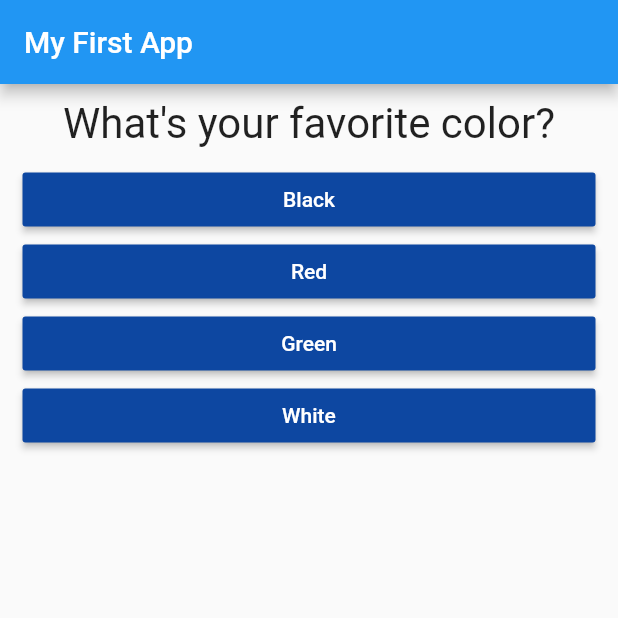
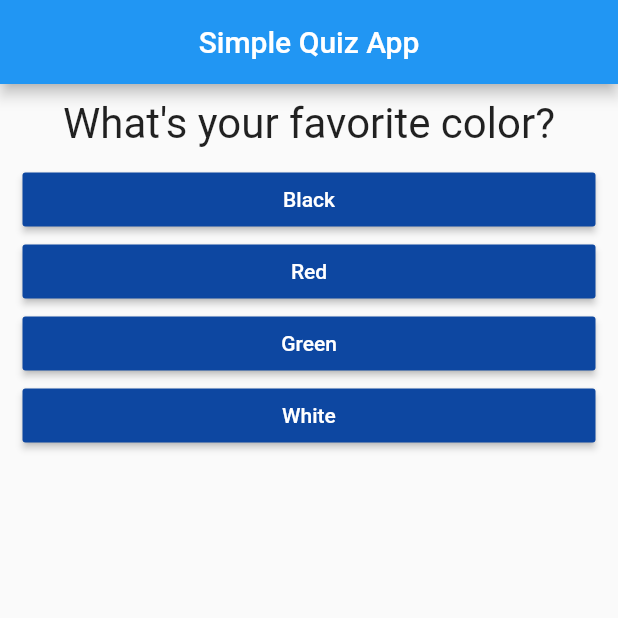
Before and after one commit to bolagadalla/Simple_Quiz_App, a Flutter app: the screen it shows after launch, on a phone screen of 412 x 824 dp, the top half of it. Run offline on Flutter 3.47's test engine with Material 2 defaults, Android fonts, the phone set to English and light mode, and no system bars.

Commit message:
Completed the project

```diff
--- a/lib/main.dart
+++ b/lib/main.dart
@@ -1,7 +1,7 @@
+import 'package:Simple_Quiz_App/result.dart';
 import 'package:flutter/material.dart';
 
-import './answer.dart';
-import './question.dart';
+import './quiz.dart';
 
 // void main()
 // {
@@ -20,49 +20,71 @@ class MyApp extends StatefulWidget {
 class _MyAppState extends State<MyApp> {
   // Variables
   int _questionIndex = 0;
+  int _scoreTotal = 0;
   // Functions
-  void _answerQuestion() {
+  void _answerQuestion(int score) {
+    _scoreTotal += score;
     setState(() {
       _questionIndex++;
     });
     print("Answer chosen!");
   }
 
+  void _restartQuiz() {
+    setState(() {
+      _scoreTotal = 0;
+      _questionIndex = 0;
+    });
+  }
+
   // Override built Method
   @override
   Widget build(BuildContext context) {
     // Questions and answers
-    var questions = [
+    var _questions = [
       {
         "questionText": "What\'s your favorite color?",
-        "answers": ["Black", "Red", "Green", "White"]
+        "answers": [
+          {"text": "Black", "score": 10},
+          {"text": "Red", "score": 5},
+          {"text": "Green", "score": 3},
+          {"text": "White", "score": 1},
+        ]
       },
       {
         "questionText": "What\'s your favorite animal?",
-        "answers": ["Cat", "Dog", "Eagle", "Snake"]
+        "answers": [
+          {"text": "Cat", "score": 1},
+          {"text": "Dog", "score": 3},
+          {"text": "Eagle", "score": 5},
+          {"text": "Snake", "score": 10},
+        ]
       },
       {
         "questionText": "Who\'s your favorite instructor?",
-        "answers": ["Max", "Bob", "Billy", "Lily"]
+        "answers": [
+          {"text": "Bob", "score": 10},
+          {"text": "Billy", "score": 5},
+          {"text": "Willy", "score": 3},
+          {"text": "Nilly", "score": 1},
+        ]
       },
     ];
 
     return MaterialApp(
       home: Scaffold(
         appBar: AppBar(
-          title: Text("My First App"),
+          title: Text("Simple Quiz App"),
+          centerTitle: true,
         ),
-        body: Column(
-          children: [
-            Question(questions[_questionIndex]["questionText"]),
-            // The ... operator takes a list and adds them as a widget to the
-            // current list am in.
-            ...(questions[_questionIndex]["answers"] as List<String>)
-                .map((answer) {
-              return Answer(answer, _answerQuestion);
-            }).toList()
-          ],
-        ),
+        // If statements in widgets in the form of <(condition) ? true : false>
+        body: _questionIndex < _questions.length
+            ? Quiz(
+                answerQuestion: _answerQuestion,
+                questionIndex: _questionIndex,
+                questions: _questions,
+              )
+            : Result(_scoreTotal, _restartQuiz),
       ),
     );
   }
--- /dev/null
+++ b/lib/quiz.dart
@@ -0,0 +1,30 @@
+import 'package:flutter/material.dart';
+import './question.dart';
+import './answer.dart';
+
+class Quiz extends StatelessWidget {
+  final List<Map<String, Object>> questions;
+  final int questionIndex;
+  final Function answerQuestion;
+
+  Quiz({
+    @required this.questions,
+    @required this.questionIndex,
+    @required this.answerQuestion,
+  });
+
+  @override
+  Widget build(BuildContext context) {
+    return Column(
+      children: [
+        Question(questions[questionIndex]["questionText"]),
+        // The ... operator takes a list and adds them as a widget to the
+        // current list am in.
+        ...(questions[questionIndex]["answers"] as List<Map<String, Object>>)
+            .map((answer) {
+          return Answer(answer["text"], () => answerQuestion(answer["score"]));
+        }).toList()
+      ],
+    );
+  }
+}
```
Also changed, not shown: lib/result.dart (added, +45 -0 lines), lib/images/Screenshot_1606625847.png (added), 1 other file.
